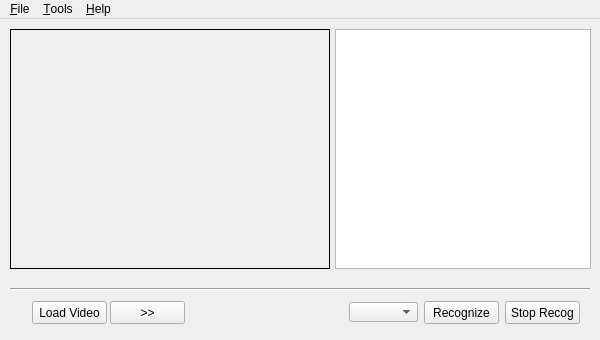
First picture: the form in facerecognition.ui, repository ShuaiHuang/FaceRecogUI, before the edit.
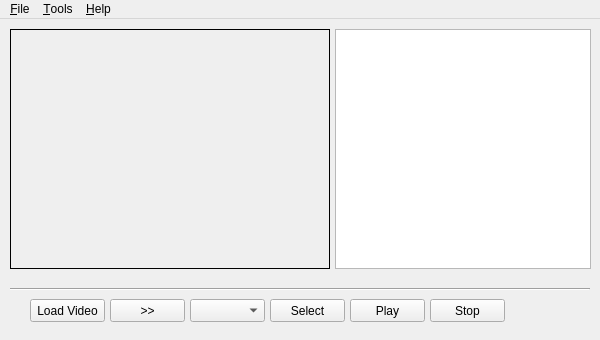
Second picture: the form after the edit.

```diff
--- a/facerecognition.ui
+++ b/facerecognition.ui
@@ -68,44 +68,44 @@
    <widget class="QComboBox" name="faceIndComboBox">
     <property name="geometry">
      <rect>
-      <x>349</x>
-      <y>283</y>
-      <width>69</width>
-      <height>20</height>
+      <x>190</x>
+      <y>280</y>
+      <width>75</width>
+      <height>23</height>
      </rect>
     </property>
    </widget>
    <widget class="QPushButton" name="recogButton">
     <property name="geometry">
      <rect>
-      <x>424</x>
-      <y>282</y>
+      <x>350</x>
+      <y>280</y>
       <width>75</width>
       <height>23</height>
      </rect>
     </property>
     <property name="text">
-     <string>Recognize</string>
+     <string>Play</string>
     </property>
    </widget>
    <widget class="QPushButton" name="stopRecogButton">
     <property name="geometry">
      <rect>
-      <x>505</x>
-      <y>282</y>
+      <x>430</x>
+      <y>280</y>
       <width>75</width>
       <height>23</height>
      </rect>
     </property>
     <property name="text">
-     <string>Stop Recog</string>
+     <string>Stop</string>
     </property>
    </widget>
    <widget class="QPushButton" name="loadVideoButton">
     <property name="geometry">
      <rect>
-      <x>32</x>
-      <y>282</y>
+      <x>30</x>
+      <y>280</y>
       <width>75</width>
       <height>23</height>
      </rect>
@@ -118,7 +118,7 @@
     <property name="geometry">
      <rect>
       <x>110</x>
-      <y>282</y>
+      <y>280</y>
       <width>75</width>
       <height>23</height>
      </rect>
@@ -127,8 +127,25 @@
      <string>&gt;&gt;</string>
     </property>
    </widget>
-   <zorder>layoutWidget</zorder>
-   <zorder>layoutWidget</zorder>
+   <widget class="QPushButton" name="selectionButton">
+    <property name="geometry">
+     <rect>
+      <x>270</x>
+      <y>280</y>
+      <width>75</width>
+      <height>23</height>
+     </rect>
+    </property>
+    <property name="text">
+     <string>Select</string>
+    </property>
+   </widget>
+   <zorder>recogResultTxtBrowser</zorder>
+   <zorder>faceIndComboBox</zorder>
+   <zorder>playButton</zorder>
+   <zorder>stopButton</zorder>
+   <zorder>loadVideoButton</zorder>
+   <zorder>nextFrameButton</zorder>
    <zorder>line</zorder>
    <zorder>videoDisplayLabel</zorder>
   </widget>
```
Left out of the diff: 5 changed lines with no effect on the pictures.
